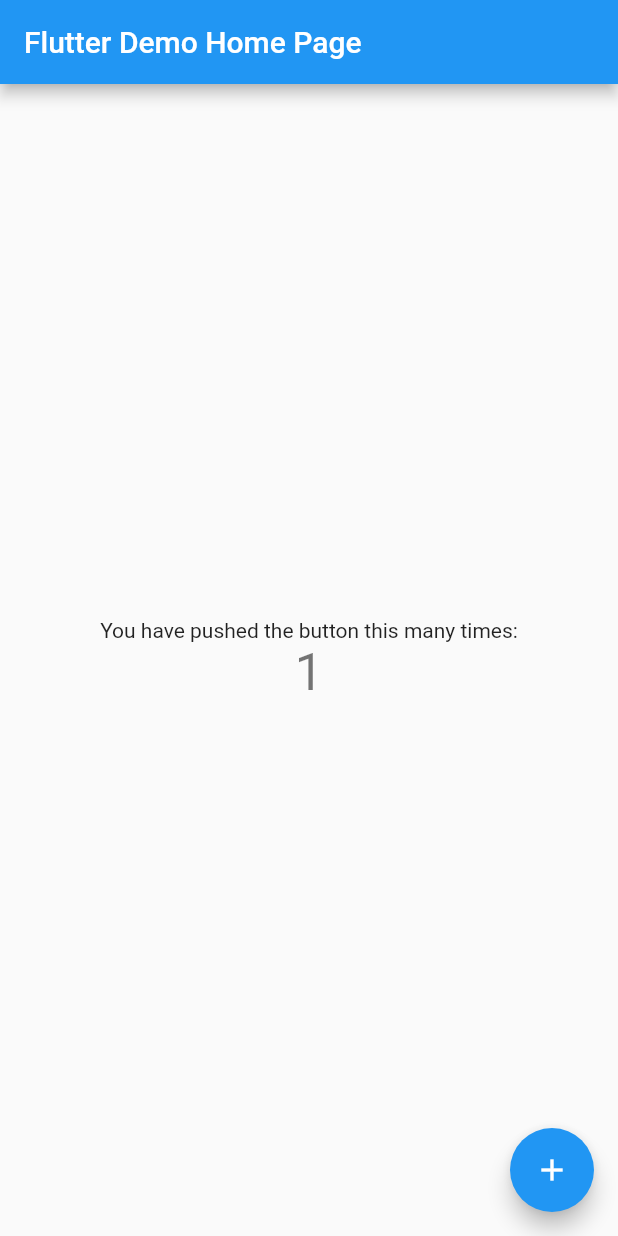
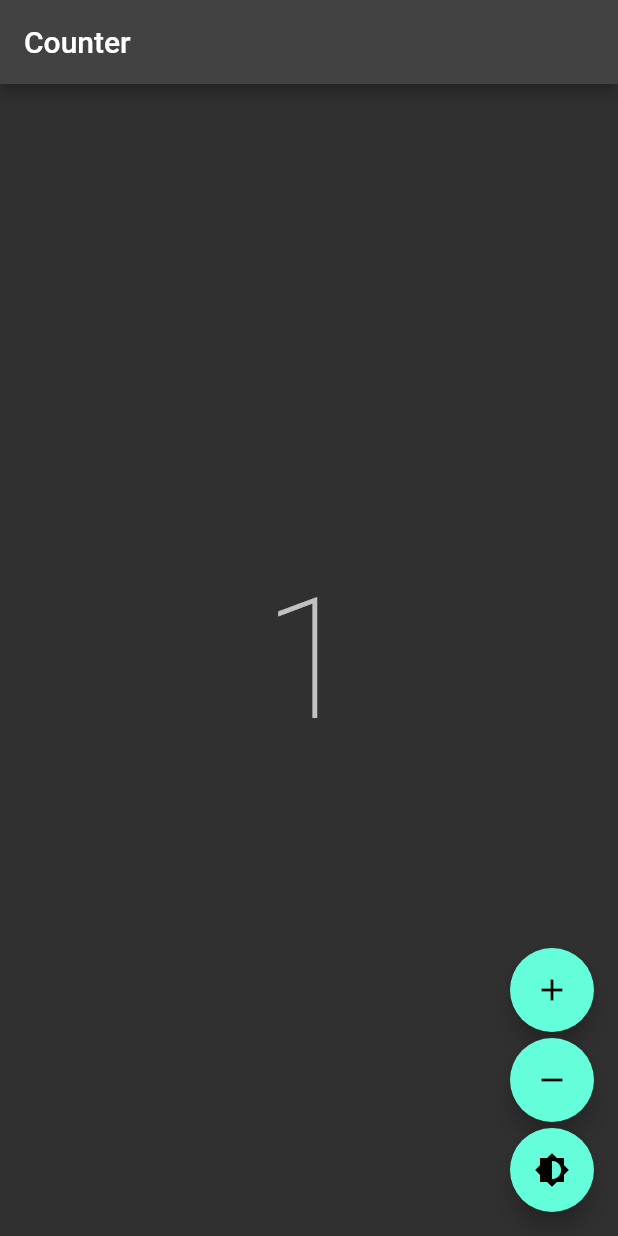
Before and after one commit to FMotalleb/form_generator, a Flutter app: the screen it shows after launch, after a tap on the "add" icon, on a phone screen of 412 x 824 dp. Run offline on Flutter 3.47's test engine with Material 2 defaults, Android fonts, the phone set to English and light mode, and no system bars; our stand-ins replace bloc, equatable, flutter_bloc, get_it; missing offline and left inert: hemend.

```diff
--- /dev/null
+++ b/lib/core/contracts/base_contract.dart
@@ -0,0 +1,3 @@
+abstract class Contract {
+  String get modelName;
+}
--- /dev/null
+++ b/lib/core/contracts/typedefs/sub_map_types.dart
@@ -0,0 +1,5 @@
+import 'package:hemend/object_controllers/data_snap_handler/data_snap_handler.dart';
+
+typedef Json = Map<String, dynamic>;
+typedef StringMap = Map<String, String>;
+typedef ResponseJson = DataSnapHandler<dynamic>;
--- /dev/null
+++ b/lib/core/services/state/theme_handler.dart
@@ -0,0 +1,26 @@
+import 'package:flutter/material.dart';
+import 'package:flutter_bloc/flutter_bloc.dart';
+
+class ThemeCubit extends Cubit<ThemeData> {
+  /// {@macro brightness_cubit}
+  ThemeCubit() : super(_darkTheme);
+
+  static final _lightTheme = ThemeData(
+    floatingActionButtonTheme: const FloatingActionButtonThemeData(
+      foregroundColor: Colors.white,
+    ),
+    brightness: Brightness.light,
+  );
+
+  static final _darkTheme = ThemeData(
+    floatingActionButtonTheme: const FloatingActionButtonThemeData(
+      foregroundColor: Colors.black,
+    ),
+    brightness: Brightness.dark,
+  );
+
+  /// Toggles the current brightness between light and dark.
+  void toggleTheme() {
+    emit(state.brightness == Brightness.dark ? _lightTheme : _darkTheme);
+  }
+}
--- a/lib/get_it_registrant.dart
+++ b/lib/get_it_registrant.dart
@@ -1,3 +1,15 @@
 import 'package:get_it/get_it.dart';
 
-Future<void> registerDependencies() async {}
+import 'core/services/io/web/request_handlers/http_request_handler.dart';
+
+Future<void> registerDependencies() async {
+  const baseUrl = 'http://0.0.0.0:3000';
+  // const bypassHttps = false;
+  // const headers = <String, String>{};
+  const testApiUrl = '/api_test_zone/api_moke.php';
+
+  final httpRequestHandler = HttpRequestHandler(
+    baseUrl: baseUrl,
+  );
+  GetIt.I.registerSingleton(httpRequestHandler);
+}
--- a/lib/main.dart
+++ b/lib/main.dart
@@ -1,115 +1,152 @@
 import 'package:flutter/material.dart';
+import 'package:flutter_bloc/flutter_bloc.dart';
 
-void main() {
-  runApp(const MyApp());
+import 'core/services/state/theme_handler.dart';
+import 'get_it_registrant.dart';
+
+void main() async {
+  await registerDependencies();
+
+  BlocOverrides.runZoned(
+    () => runApp(const App()),
+    blocObserver: AppBlocObserver(),
+  );
 }
 
-class MyApp extends StatelessWidget {
-  const MyApp({Key? key}) : super(key: key);
+class AppBlocObserver extends BlocObserver {
+  @override
+  void onChange(BlocBase bloc, Change change) {
+    super.onChange(bloc, change);
+    if (bloc is Cubit) print(change);
+  }
 
-  // This widget is the root of your application.
+  @override
+  void onTransition(Bloc bloc, Transition transition) {
+    super.onTransition(bloc, transition);
+    print(transition);
+  }
+}
+
+/// {@template app}
+/// A [StatelessWidget] that:
+/// * uses [bloc](https://pub.dev/packages/bloc) and
+/// [flutter_bloc](https://pub.dev/packages/flutter_bloc)
+/// to manage the state of a counter and the app theme.
+/// {@endtemplate}
+class App extends StatelessWidget {
+  /// {@macro app}
+  const App({Key? key}) : super(key: key);
+
   @override
   Widget build(BuildContext context) {
-    return MaterialApp(
-      title: 'Flutter Demo',
-      theme: ThemeData(
-        // This is the theme of your application.
-        //
-        // Try running your application with "flutter run". You'll see the
-        // application has a blue toolbar. Then, without quitting the app, try
-        // changing the primarySwatch below to Colors.green and then invoke
-        // "hot reload" (press "r" in the console where you ran "flutter run",
-        // or simply save your changes to "hot reload" in a Flutter IDE).
-        // Notice that the counter didn't reset back to zero; the application
-        // is not restarted.
-        primarySwatch: Colors.blue,
-      ),
-      home: const MyHomePage(title: 'Flutter Demo Home Page'),
+    return BlocProvider(
+      create: (_) => ThemeCubit(),
+      child: const AppView(),
     );
   }
 }
 
-class MyHomePage extends StatefulWidget {
-  const MyHomePage({Key? key, required this.title}) : super(key: key);
-
-  // This widget is the home page of your application. It is stateful, meaning
-  // that it has a State object (defined below) that contains fields that affect
-  // how it looks.
-
-  // This class is the configuration for the state. It holds the values (in this
-  // case the title) provided by the parent (in this case the App widget) and
-  // used by the build method of the State. Fields in a Widget subclass are
-  // always marked "final".
-
-  final String title;
-
-  @override
-  State<MyHomePage> createState() => _MyHomePageState();
-}
-
-class _MyHomePageState extends State<MyHomePage> {
-  int _counter = 0;
-
-  void _incrementCounter() {
-    setState(() {
-      // This call to setState tells the Flutter framework that something has
-      // changed in this State, which causes it to rerun the build method below
-      // so that the display can reflect the updated values. If we changed
-      // _counter without calling setState(), then the build method would not be
-      // called again, and so nothing would appear to happen.
-      _counter++;
-    });
-  }
+/// {@template app_view}
+/// A [StatelessWidget] that:
+/// * reacts to state changes in the [ThemeCubit]
+/// and updates the theme of the [MaterialApp].
+/// * renders the [CounterPage].
+/// {@endtemplate}
+class AppView extends StatelessWidget {
+  /// {@macro app_view}
+  const AppView({Key? key}) : super(key: key);
 
   @override
   Widget build(BuildContext context) {
-    // This method is rerun every time setState is called, for instance as done
-    // by the _incrementCounter method above.
-    //
-    // The Flutter framework has been optimized to make rerunning build methods
-    // fast, so that you can just rebuild anything that needs updating rather
-    // than having to individually change instances of widgets.
+    return BlocBuilder<ThemeCubit, ThemeData>(
+      builder: (_, theme) {
+        return MaterialApp(
+          theme: theme,
+          home: const CounterPage(),
+        );
+      },
+    );
+  }
+}
+
+class CounterPage extends StatelessWidget {
+  /// {@macro counter_page}
+  const CounterPage({Key? key}) : super(key: key);
+
+  @override
+  Widget build(BuildContext context) {
+    return BlocProvider(
+      create: (_) => CounterBloc(),
+      child: const CounterView(),
+    );
+  }
+}
+
+/// {@template counter_view}
+/// A [StatelessWidget] that:
+/// * demonstrates how to consume and interact with a [CounterBloc].
+/// {@endtemplate}
+class CounterView extends StatelessWidget {
+  /// {@macro counter_view}
+  const CounterView({Key? key}) : super(key: key);
+
+  @override
+  Widget build(BuildContext context) {
     return Scaffold(
-      appBar: AppBar(
-        // Here we take the value from the MyHomePage object that was created by
-        // the App.build method, and use it to set our appbar title.
-        title: Text(widget.title),
+      appBar: AppBar(title: const Text('Counter')),
+      body: Center(
+        child: BlocBuilder<CounterBloc, int>(
+          builder: (context, count) {
+            return Text('$count', style: Theme.of(context).textTheme.headline1);
+          },
         ),
-      body: Center(
-        // Center is a layout widget. It takes a single child and positions it
-        // in the middle of the parent.
-        child: Column(
-          // Column is also a layout widget. It takes a list of children and
-          // arranges them vertically. By default, it sizes itself to fit its
-          // children horizontally, and tries to be as tall as its parent.
-          //
-          // Invoke "debug painting" (press "p" in the console, choose the
-          // "Toggle Debug Paint" action from the Flutter Inspector in Android
-          // Studio, or the "Toggle Debug Paint" command in Visual Studio Code)
-          // to see the wireframe for each widget.
-          //
-          // Column has various properties to control how it sizes itself and
-          // how it positions its children. Here we use mainAxisAlignment to
-          // center the children vertically; the main axis here is the vertical
-          // axis because Columns are vertical (the cross axis would be
-          // horizontal).
-          mainAxisAlignment: MainAxisAlignment.center,
+      ),
+      floatingActionButton: Column(
+        crossAxisAlignment: CrossAxisAlignment.end,
+        mainAxisAlignment: MainAxisAlignment.end,
         children: <Widget>[
-            const Text(
-              'You have pushed the button this many times:',
+          FloatingActionButton(
+            child: const Icon(Icons.add),
+            onPressed: () {
+              context.read<CounterBloc>().add(CounterIncrementPressed());
+            },
           ),
-            Text(
-              '$_counter',
-              style: Theme.of(context).textTheme.headline4,
+          const SizedBox(height: 4),
+          FloatingActionButton(
+            child: const Icon(Icons.remove),
+            onPressed: () {
+              context.read<CounterBloc>().add(CounterDecrementPressed());
+            },
+          ),
+          const SizedBox(height: 4),
+          FloatingActionButton(
+            child: const Icon(Icons.brightness_6),
+            onPressed: () {
+              context.read<ThemeCubit>().toggleTheme();
+            },
           ),
         ],
       ),
-      ),
-      floatingActionButton: FloatingActionButton(
-        onPressed: _incrementCounter,
-        tooltip: 'Increment',
-        child: const Icon(Icons.add),
-      ), // This trailing comma makes auto-formatting nicer for build methods.
     );
   }
 }
+
+/// Event being processed by [CounterBloc].
+abstract class CounterEvent {}
+
+/// Notifies bloc to increment state.
+class CounterIncrementPressed extends CounterEvent {}
+
+/// Notifies bloc to decrement state.
+class CounterDecrementPressed extends CounterEvent {}
+
+/// {@template counter_bloc}
+/// A simple [Bloc] that manages an `int` as its state.
+/// {@endtemplate}
+class CounterBloc extends Bloc<CounterEvent, int> {
+  /// {@macro counter_bloc}
+  CounterBloc() : super(0) {
+    on<CounterIncrementPressed>((event, emit) => emit(state + 1));
+    on<CounterDecrementPressed>((event, emit) => emit(state - 1));
+  }
+}
--- a/pubspec.yaml
+++ b/pubspec.yaml
@@ -29,6 +29,7 @@ environment:
 dependencies:
   bloc: ^8.0.3
   cupertino_icons: ^1.0.2
+  equatable: ^2.0.3
   flutter:
     sdk: flutter
   flutter_bloc: ^8.0.1
@@ -40,11 +41,11 @@ dependencies:
   isar_flutter_libs: ^2.5.0
 
 dev_dependencies:
+  build_runner: any
   flutter_lints: ^2.0.0
-  isar_generator: ^2.5.0
-  build_runner: any
   flutter_test:
     sdk: flutter
+  isar_generator: ^2.5.0
 
 # For information on the generic Dart part of this file, see the
 # following page: https://dart.dev/tools/pub/pubspec
```
Also changed, not shown: lib/core/contracts/interfaces/data_source/data_source.dart (added, +25 -0 lines), lib/core/contracts/interfaces/http_request_handler/https_request_handler.dart (added, +51 -0 lines), lib/core/services/io/web/request_handlers/http_request_handler.dart (added, +123 -0 lines), lib/features/starting_page/presentation/bloc/starting_page_bloc.dart (added, +13 -0 lines), lib/features/starting_page/presentation/bloc/starting_page_event.dart (added, +8 -0 lines), lib/features/starting_page/presentation/bloc/starting_page_state.dart (added, +9 -0 lines), lib/features/starting_page/presentation/pages/starting_page_view.dart (added), 1 other file. Lines whose indentation alone changed are shown as unchanged.
